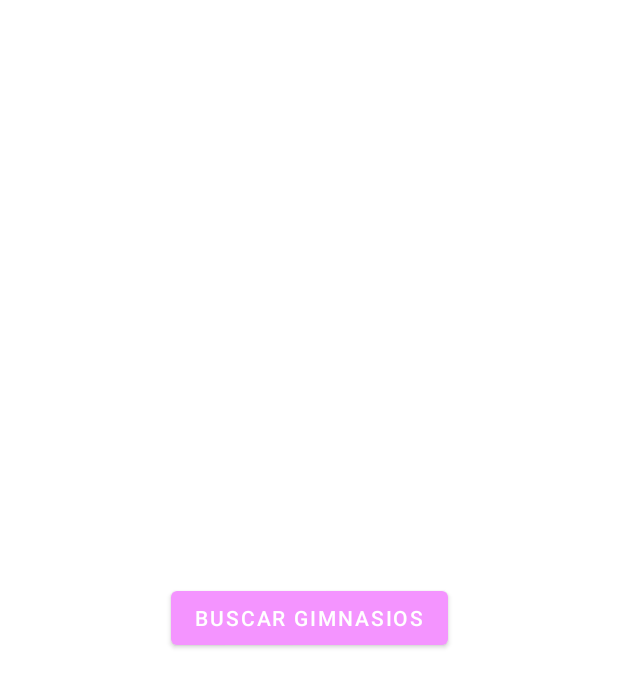
After one commit to kiglesiasesteves/ProyectoDAM, an Android app built with Jetpack Compose: the layout fragment_gyms.xml on its own in the app's theme, with its tools: preview values and no code run, on a phone screen of 412 x 824 dp. The commit adds this screen. Shown: the top 687 px of the screen. Run offline under Robolectric (Android 15) with nearby library versions, the phone set to English and light mode, and no system bars.

Commit message:
APTO: Abre la nueva pestaña llamada Buscar Gimnasios

```diff
--- /dev/null
+++ b/app/src/main/java/com/example/menstruacionnavapp/ui/buscarGimnasios/GymFragment.kt
@@ -0,0 +1,11 @@
+package com.example.menstruacionnavapp.ui.buscarGimnasios
+
+import androidx.fragment.app.Fragment
+import com.example.menstruacionnavapp.databinding.FragmentGymsBinding
+
+class GymFragment : Fragment() {
+    // View binding para el fragmento
+    private var _binding: FragmentGymsBinding? = null
+    private val binding get() = _binding!!
+
+}
--- /dev/null
+++ b/app/src/main/java/com/example/menstruacionnavapp/ui/buscarGimnasios/GymViewModel.kt
@@ -0,0 +1,6 @@
+package com.example.menstruacionnavapp.ui.buscarGimnasios
+
+import androidx.lifecycle.ViewModel
+
+class GymViewModel: ViewModel() {
+}
--- /dev/null
+++ b/app/src/main/res/layout/fragment_gyms.xml
@@ -0,0 +1,44 @@
+<?xml version="1.0" encoding="utf-8"?>
+<layout xmlns:android="http://schemas.android.com/apk/res/android"
+    xmlns:app="http://schemas.android.com/apk/res-auto"
+    xmlns:tools="http://schemas.android.com/tools">
+
+    <data>
+        <import type="com.example.menstruacionnavapp.ui.buscarGimnasios.GymViewModel" />
+        <variable
+            name="viewModel"
+            type="com.example.menstruacionnavapp.ui.buscarGimnasios.GymViewModel" />
+    </data>
+
+    <androidx.constraintlayout.widget.ConstraintLayout
+        android:layout_width="match_parent"
+        android:layout_height="match_parent"
+        tools:context=".ui.buscarGimnasios.GymFragment">
+
+        <Button
+            android:id="@+id/buttonSearchGyms"
+            android:layout_width="wrap_content"
+            android:layout_height="wrap_content"
+            android:text="Buscar Gimnasios"
+            app:layout_constraintStart_toStartOf="parent"
+            app:layout_constraintTop_toTopOf="parent"
+            app:layout_constraintEnd_toEndOf="parent"
+            app:layout_constraintBottom_toBottomOf="parent"
+            />
+
+        <TextView
+            android:id="@+id/text_gyms"
+            android:layout_width="match_parent"
+            android:layout_height="wrap_content"
+            android:layout_marginStart="8dp"
+            android:layout_marginTop="8dp"
+            android:layout_marginEnd="8dp"
+            android:textAlignment="center"
+            android:textSize="20sp"
+            app:layout_constraintBottom_toBottomOf="parent"
+            app:layout_constraintEnd_toEndOf="parent"
+            app:layout_constraintStart_toStartOf="parent"
+            app:layout_constraintTop_toTopOf="parent" />
+
+    </androidx.constraintlayout.widget.ConstraintLayout>
+</layout>
--- a/app/src/main/res/navigation/mobile_navigation.xml
+++ b/app/src/main/res/navigation/mobile_navigation.xml
@@ -35,7 +35,7 @@
 
     <fragment
         android:id="@+id/navigation_gyms"
-        android:name="com.example.menstruacionnavapp.ui.gyms.GymsFragment"
-        android:label="GymsFragment"
+        android:name="com.example.menstruacionnavapp.ui.buscarGimnasios.GymFragment"
+        android:label="Buscar Gimnasios"
         tools:layout="@layout/fragment_gyms" />
 </navigation>
```
